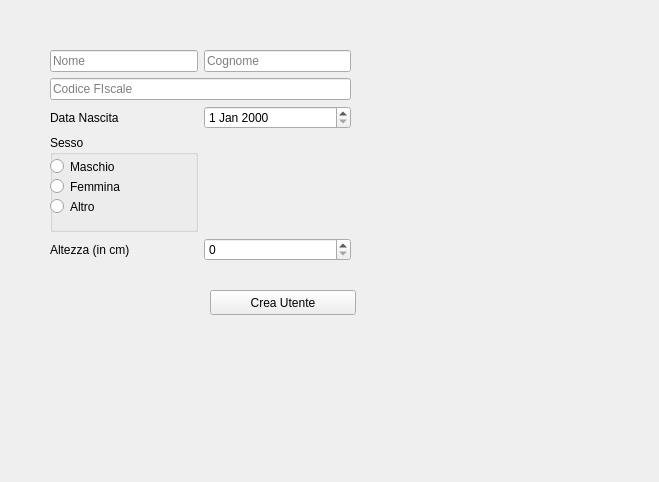
cristianbass01/GUI_robotic_exoskeleton, file src/gui_pkg/include/gui_pkg/create_user_form.ui: the form before one commit.
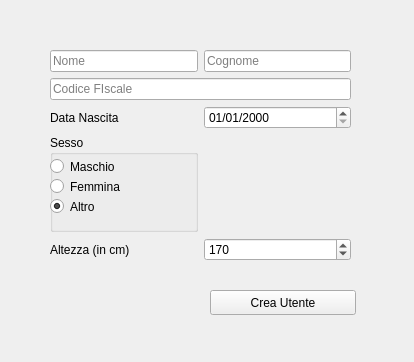
The form after the commit.

Commit message: Sistemata appertura Form

The edit to the form file:
```diff
--- a/src/gui_pkg/include/gui_pkg/create_user_form.ui
+++ b/src/gui_pkg/include/gui_pkg/create_user_form.ui
@@ -6,8 +6,8 @@
    <rect>
     <x>0</x>
     <y>0</y>
-    <width>659</width>
-    <height>482</height>
+    <width>414</width>
+    <height>362</height>
    </rect>
   </property>
   <property name="windowTitle">
@@ -45,10 +45,28 @@
      </widget>
     </item>
     <item row="5" column="1">
-     <widget class="QSpinBox" name="NB_height"/>
+     <widget class="QSpinBox" name="NB_height">
+      <property name="maximum">
+       <number>300</number>
+      </property>
+      <property name="value">
+       <number>170</number>
+      </property>
+     </widget>
     </item>
     <item row="2" column="1">
-     <widget class="QDateEdit" name="DE_birthday"/>
+     <widget class="QDateEdit" name="DE_birthday">
+      <property name="minimumDate">
+       <date>
+        <year>1900</year>
+        <month>1</month>
+        <day>1</day>
+       </date>
+      </property>
+      <property name="displayFormat">
+       <string>dd/MM/yyyy</string>
+      </property>
+     </widget>
     </item>
     <item row="2" column="0">
      <widget class="QLabel" name="LB_birthday">
@@ -100,6 +118,9 @@
        <property name="text">
         <string>Altro</string>
        </property>
+       <property name="checked">
+        <bool>true</bool>
+       </property>
       </widget>
      </widget>
     </item>
```
The commit also changes 3 other files.
